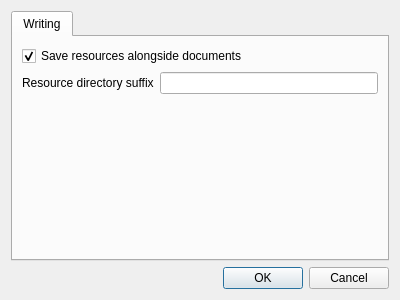
Before: the Qt Designer form src/settingsdialog.ui in ec1oud/nettebook, drawn with Qt 5.
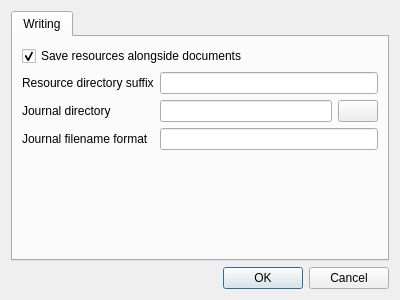
After: the same form once the commit is applied. Icons and pictures are not drawn.

Commit message:
Added the journal feature: nb -j [date] to edit the day's journal
If date is omitted, assume it's today's journal.  Settings to control
the filename format and directory for journal entries.

What changed in the file:
```diff
--- a/src/settingsdialog.ui
+++ b/src/settingsdialog.ui
@@ -45,6 +45,41 @@
        <item row="1" column="1">
         <widget class="QLineEdit" name="resourcesSuffix"/>
        </item>
+       <item row="2" column="0">
+        <widget class="QLabel" name="label_2">
+         <property name="text">
+          <string>Journal directory</string>
+         </property>
+        </widget>
+       </item>
+       <item row="2" column="1">
+        <layout class="QHBoxLayout" name="horizontalLayout">
+         <item>
+          <widget class="QLineEdit" name="journalDirectory"/>
+         </item>
+         <item>
+          <widget class="QPushButton" name="journalDirectoryChooseButton">
+           <property name="text">
+            <string/>
+           </property>
+           <property name="icon">
+            <iconset resource="resources/resources.qrc">
+             <normaloff>:/32/folder-open.png</normaloff>:/32/folder-open.png</iconset>
+           </property>
+          </widget>
+         </item>
+        </layout>
+       </item>
+       <item row="3" column="0">
+        <widget class="QLabel" name="label_3">
+         <property name="text">
+          <string>Journal filename format</string>
+         </property>
+        </widget>
+       </item>
+       <item row="3" column="1">
+        <widget class="QLineEdit" name="journalFilenameFormat"/>
+       </item>
       </layout>
      </widget>
     </widget>
```
The commit also changes 13 other files.
